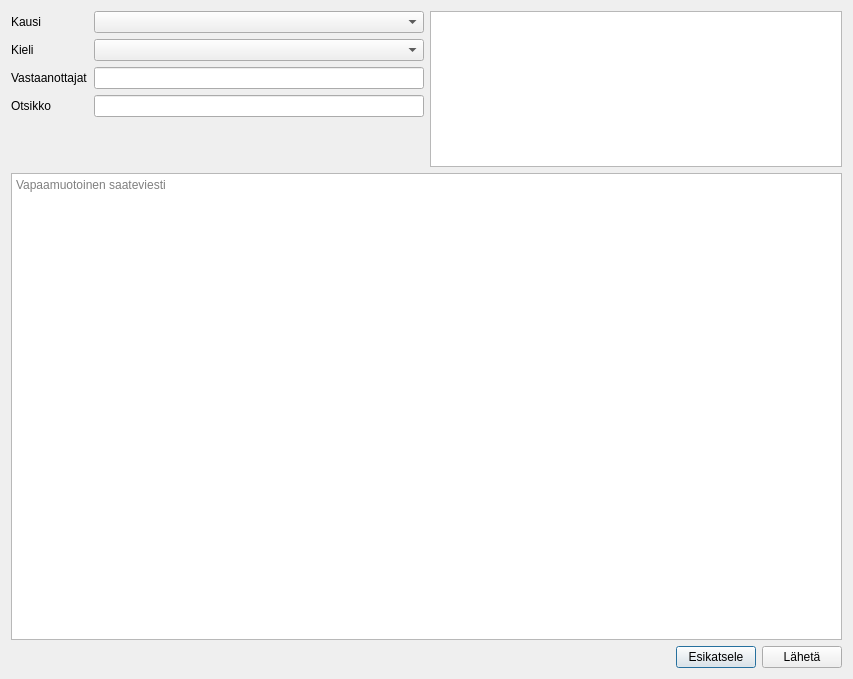
This is kitsas/raportti/kooste/raporttikoostajawidget.ui in artoh/kitupiikki as Qt 5 draws it before an edit. The edited form follows.
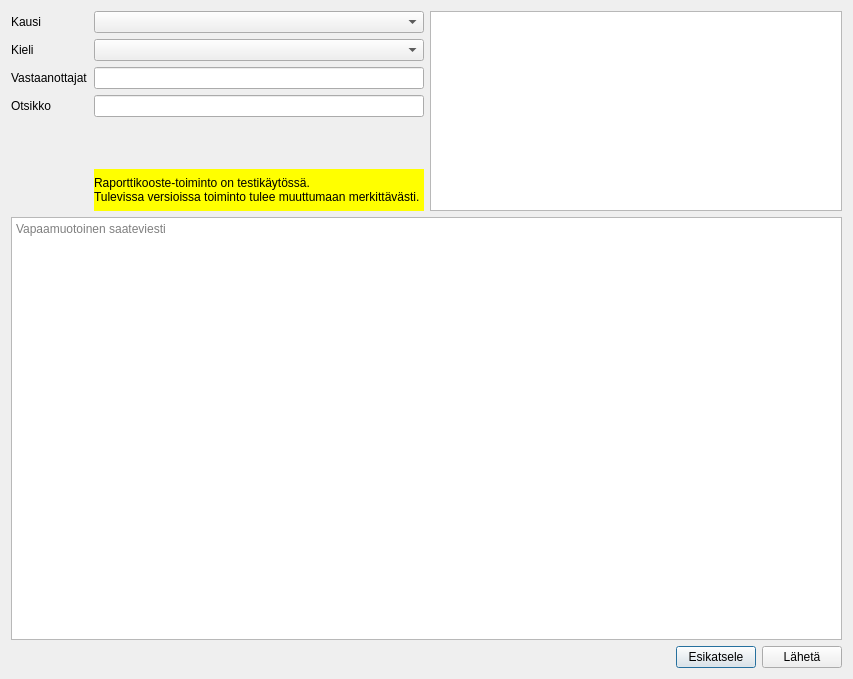
This is the edited form. Icons and pictures are not drawn. Custom widgets are drawn as their Qt base class.

Commit message: Koosteen testikäyttöhuomautus

Diff of the .ui file:
```diff
--- a/kitsas/raportti/kooste/raporttikoostajawidget.ui
+++ b/kitsas/raportti/kooste/raporttikoostajawidget.ui
@@ -83,6 +83,21 @@
          </property>
         </spacer>
        </item>
+       <item row="5" column="1">
+        <widget class="QLabel" name="label_5">
+         <property name="styleSheet">
+          <string notr="true">background-color: rgb(255, 255, 0);
+color: rgb(0, 0, 0);</string>
+         </property>
+         <property name="text">
+          <string>Raporttikooste-toiminto on testikäytössä. 
+Tulevissa versioissa toiminto tulee muuttumaan merkittävästi.</string>
+         </property>
+         <property name="wordWrap">
+          <bool>true</bool>
+         </property>
+        </widget>
+       </item>
       </layout>
      </item>
      <item>
```
The commit also changes 1 other file.
